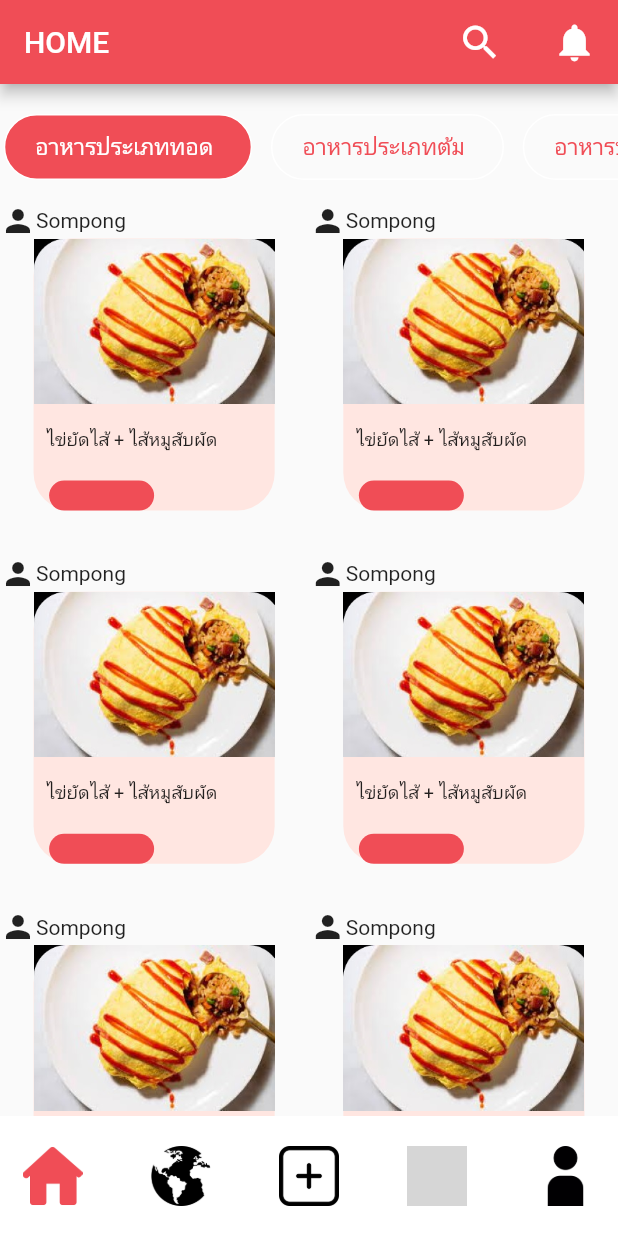
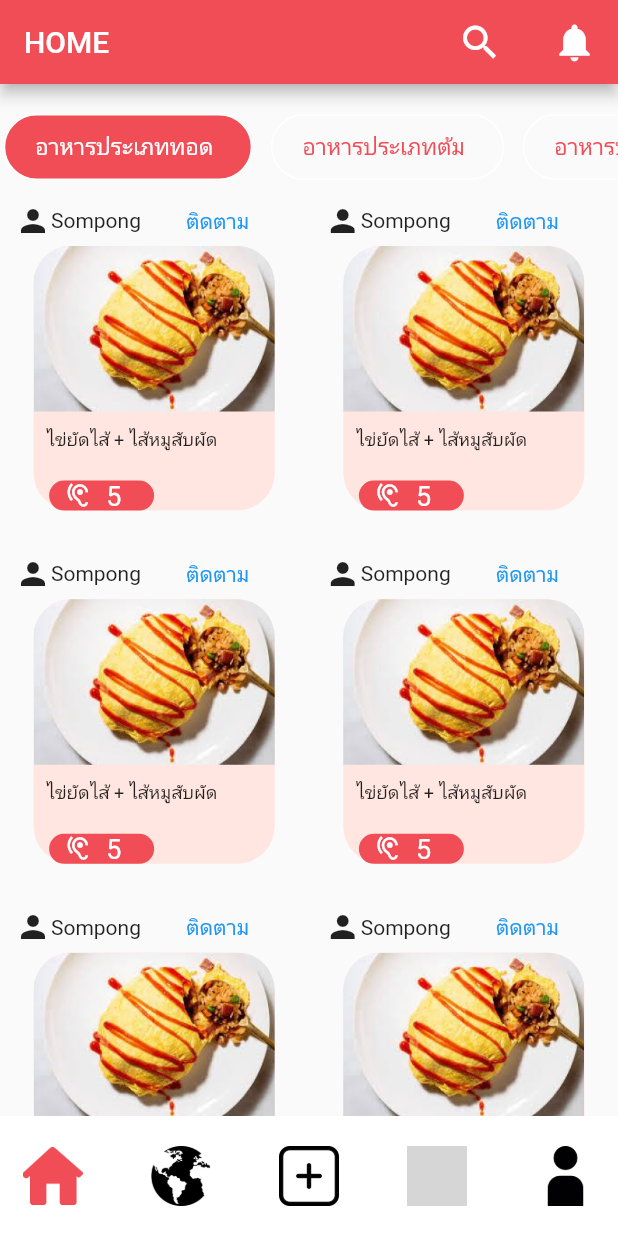
Before and after one commit to OoHuakoO/Ez-Cook, a Flutter app: the screen it shows after launch, on a phone screen of 412 x 824 dp. Run offline on Flutter 3.47's test engine with Material 2 defaults, Android fonts, the phone set to English and light mode, and no system bars; grey boxes are pictures that could not be loaded.

Commit message:
home_mockup_success

```diff
--- a/client/lib/pages/homepage.dart
+++ b/client/lib/pages/homepage.dart
@@ -87,13 +87,23 @@ class _HomepageState extends State<Homepage> {
               var showData = item[index];
               return Column(
                 children: [
-                  Row(
+                  Padding(
+                    padding: const EdgeInsets.only(left: 10, bottom: 5),
+                    child: Row(
                       children: [
                         Icon(Icons.person),
                         Text(
                           "Sompong",
                         ),
+                        Padding(
+                          padding: const EdgeInsets.only(left: 30),
+                          child: Text(
+                            "ติดตาม",
+                            style: TextStyle(color: Colors.blue),
+                          ),
+                        )
                       ],
+                    ),
                   ),
                   Column(
                     children: [
@@ -108,13 +118,12 @@ class _HomepageState extends State<Homepage> {
                           ),
                           child: Column(
                             children: [
-                              Padding(
-                                padding: const EdgeInsets.only(bottom: 5),
-                                child: Container(
-                                  decoration: BoxDecoration(),
+                              ClipRRect(
+                                borderRadius: BorderRadius.only(
+                                    topLeft: Radius.circular(25),
+                                    topRight: Radius.circular(25)),
                                 child: Image.asset(
                                   "assets/ascasc.png",
-                                  ),
                                 ),
                               ),
                               Padding(
@@ -134,6 +143,29 @@ class _HomepageState extends State<Homepage> {
                                   decoration: BoxDecoration(
                                       color: Color(0xFFF04D56),
                                       borderRadius: BorderRadius.circular(25)),
+                                  child: Row(
+                                    children: [
+                                      Padding(
+                                        padding:
+                                            const EdgeInsets.only(left: 10),
+                                        child: Icon(
+                                          Icons.hearing,
+                                          size: 18,
+                                          color: Colors.white,
+                                        ),
+                                      ),
+                                      Padding(
+                                        padding:
+                                            const EdgeInsets.only(left: 10),
+                                        child: Text(
+                                          "5",
+                                          style: TextStyle(
+                                              fontSize: 18,
+                                              color: Colors.white),
+                                        ),
+                                      ),
+                                    ],
+                                  ),
                                 ),
                               )
                             ],
```
Lines whose indentation alone changed are shown as unchanged.
